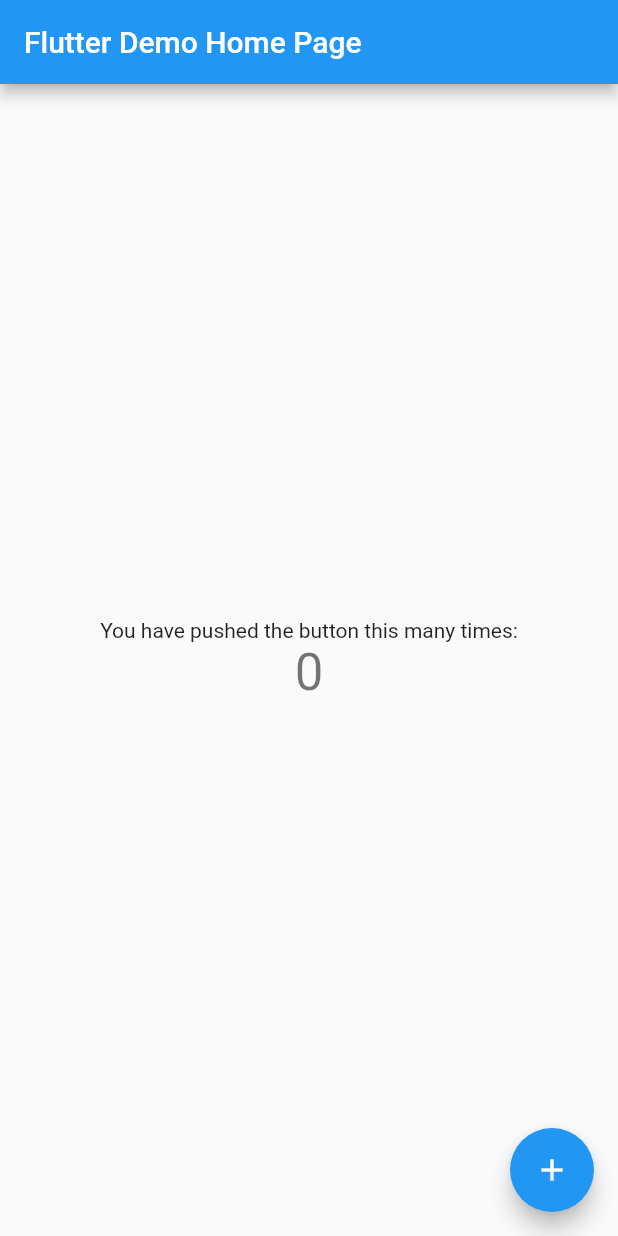
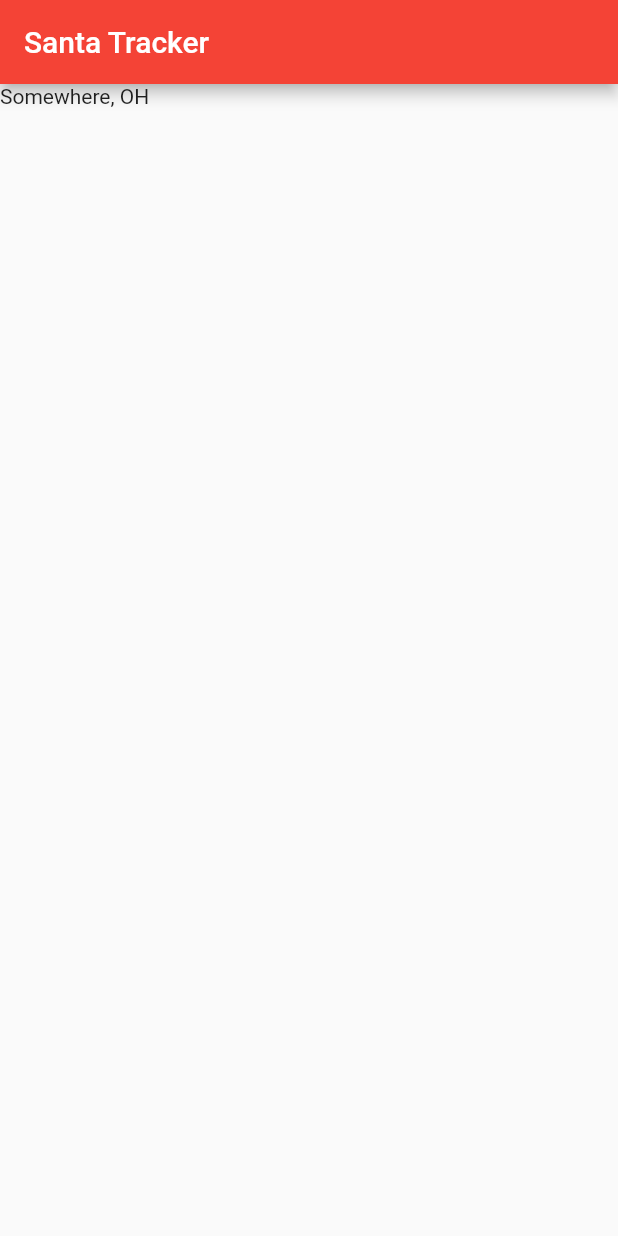
Before and after one commit to patrickhammond/FlutterSantaTracker2018, a Flutter app: the screen it shows after launch, on a phone screen of 412 x 824 dp. Run offline on Flutter 3.47's test engine with Material 2 defaults, Android fonts, the phone set to English and light mode, and no system bars.

```diff
--- a/lib/main.dart
+++ b/lib/main.dart
@@ -7,57 +7,28 @@ class MyApp extends StatelessWidget {
   @override
   Widget build(BuildContext context) {
     return MaterialApp(
-      title: 'Flutter Demo',
+      title: 'Santa Tracker',
       theme: ThemeData(
-        primarySwatch: Colors.blue,
+        primarySwatch: Colors.red,
       ),
-      home: MyHomePage(title: 'Flutter Demo Home Page'),
+      home: MyHomePage(title: 'Santa Tracker'),
     );
   }
 }
 
-class MyHomePage extends StatefulWidget {
+class MyHomePage extends StatelessWidget {
   MyHomePage({Key key, this.title}) : super(key: key);
 
   final String title;
 
   @override
-  _MyHomePageState createState() => _MyHomePageState();
-}
-
-class _MyHomePageState extends State<MyHomePage> {
-  int _counter = 0;
-
-  void _incrementCounter() {
-    setState(() {
-      _counter++;
-    });
-  }
-
-  @override
   Widget build(BuildContext context) {
     return Scaffold(
       appBar: AppBar(
-        title: Text(widget.title),
+        title: Text(title),
       ),
-      body: Center(
-        child: Column(
-          mainAxisAlignment: MainAxisAlignment.center,
-          children: <Widget>[
-            Text(
-              'You have pushed the button this many times:',
-            ),
-            Text(
-              '$_counter',
-              style: Theme.of(context).textTheme.display1,
-            ),
-          ],
-        ),
-      ),
-      floatingActionButton: FloatingActionButton(
-        onPressed: _incrementCounter,
-        tooltip: 'Increment',
-        child: Icon(Icons.add),
+      body: Text(
+        'Somewhere, OH',
       ),
     );
   }
```
